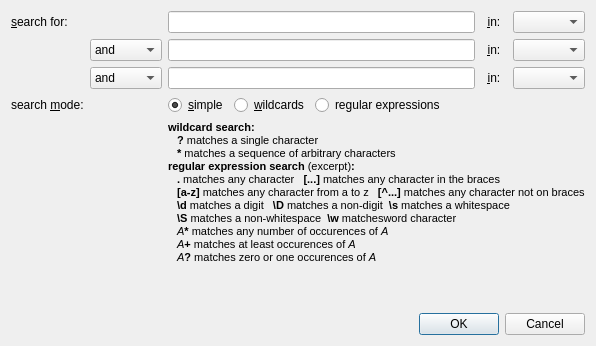
Above: application/searchdialog.ui from jkriege2/LitSoz3 before the change. Below: the same form after it.
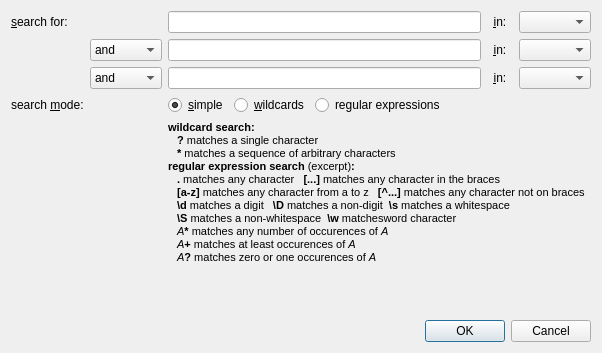
That is the form after the change. Icons and pictures are not drawn.

What changed in the file:
```diff
--- a/application/searchdialog.ui
+++ b/application/searchdialog.ui
@@ -9,8 +9,8 @@
    <rect>
     <x>0</x>
     <y>0</y>
-    <width>586</width>
-    <height>346</height>
+    <width>602</width>
+    <height>353</height>
    </rect>
   </property>
   <property name="sizePolicy">
```
Left out of the diff: 14 changed lines with no effect on the pictures.
